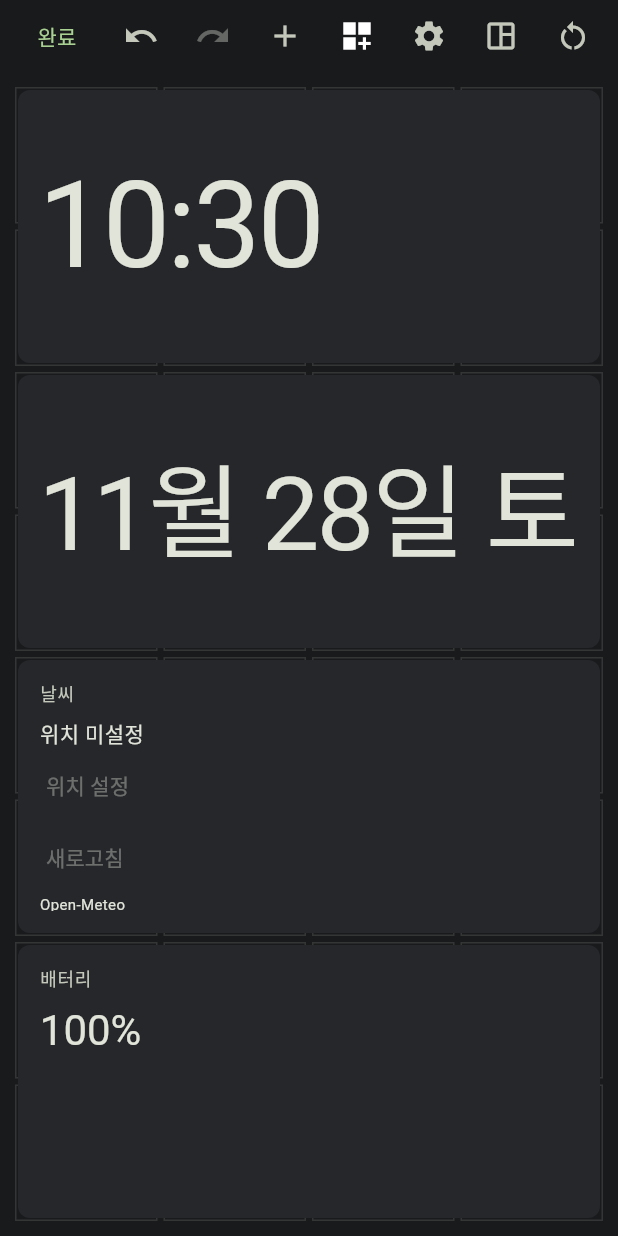
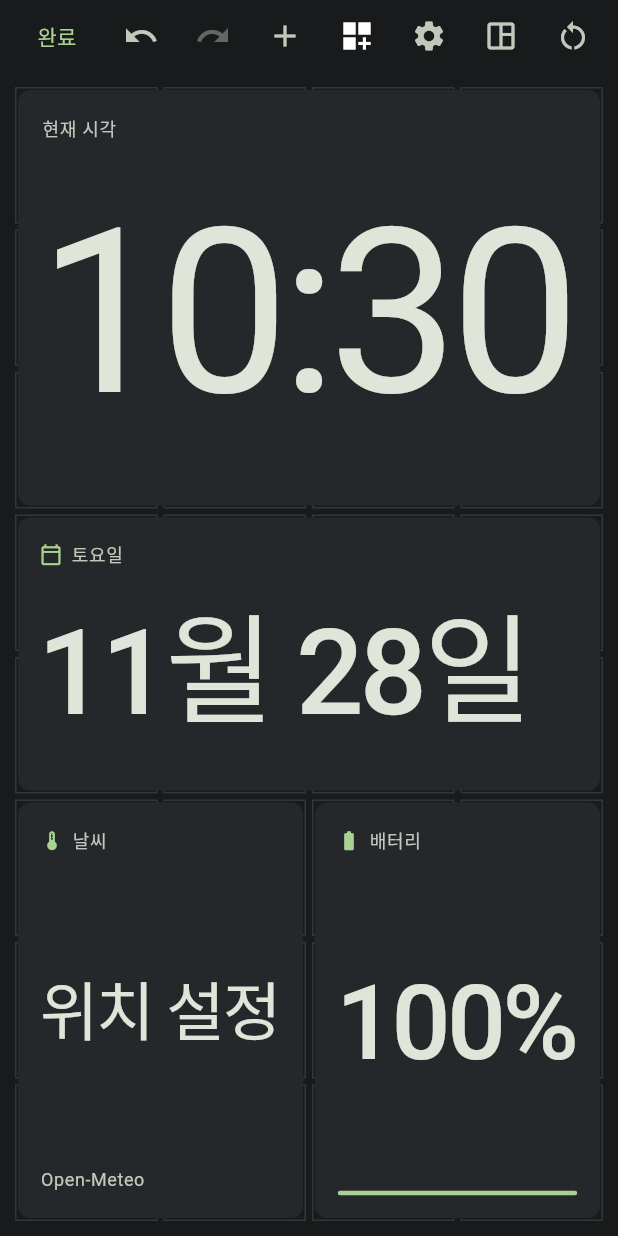
Before and after one commit to Dudozi-workshop/TEUMVIEW, a Flutter app: the screen it shows after launch, after a tap on "탁상 디스플레이", on a phone screen of 412 x 824 dp. Run offline on Flutter 3.47's test engine with Material 3 defaults, Android fonts, the phone set to English and light mode, and no system bars; our stand-ins replace battery_plus, file_picker, google_sign_in, image_picker, in_app_purchase, shared_preferences and 1 more; missing offline and left inert: screen_brightness.

Commit message:
Give desk readings a responsive hierarchy and prioritize upcoming agenda entries

```diff
--- a/lib/dashboard_content.dart
+++ b/lib/dashboard_content.dart
@@ -7,6 +7,7 @@ import 'package:battery_plus/battery_plus.dart';
 import 'package:image_picker/image_picker.dart';
 import 'package:path_provider/path_provider.dart';
 import 'layout.dart';
+import 'reading_card.dart';
 import 'weather.dart';
 import 'calendar_widgets.dart';
 
@@ -23,33 +24,103 @@ class _ContentState extends State<DashboardContent> {
   final battery=Battery();
   WeatherReading? weather; bool weatherBusy=false; bool weatherError=false;
   Future<void> refreshWeather() async {
-    final parts=saved.split(','); if(parts.length!=2||weatherBusy)return;
+    final location = saved;
+    final parts=location.split(','); if(parts.length!=2||weatherBusy)return;
     final lat=double.tryParse(parts[0]),lon=double.tryParse(parts[1]); if(lat==null||lon==null)return;
     setState(()=>weatherBusy=true);
-    try {final result=await fetchWeather(lat,lon); if(mounted&&saved==parts.join(','))setState((){weather=result;weatherError=false;});}
-    catch(_){if(mounted)setState(()=>weatherError=true);}
-    finally{if(mounted)setState(()=>weatherBusy=false);}
+    try {final result=await fetchWeather(lat,lon); if(mounted&&saved==location)setState((){weather=result;weatherError=false;});}
+    catch(_){if(mounted && saved == location)setState(()=>weatherError=true);}
+    finally {
+      if (mounted) {
+        setState(() => weatherBusy = false);
+        if (saved != location) unawaited(refreshWeather());
+      }
+    }
   }
   @override void initState(){super.initState();if(widget.tile.kind=='battery'){refresh();poll=Timer.periodic(const Duration(seconds:30),(_)=>refresh());}else if(widget.tile.kind=='weather'){refreshWeather();poll=Timer.periodic(const Duration(minutes:15),(_)=>refreshWeather());}}
   Future<void> refresh() async {try {final l=await battery.batteryLevel;final s=await battery.batteryState;if(mounted)setState((){level=l;batteryState=s;});}catch(_){if(mounted)setState(()=>level=null);}}
   @override void dispose(){poll?.cancel();super.dispose();}
   Future<void> save(String value) async {await widget.prefs.setString(storageKey,value);if(mounted)setState((){});}
-  Future<String?> prompt(String title,String initial) async {final controller=TextEditingController(text:initial);final result=await showDialog<String>(context:context,builder:(ctx)=>AlertDialog(title:Text(title),content:TextField(controller:controller,maxLines:3,autofocus:true),actions:[TextButton(onPressed:()=>Navigator.pop(ctx),child:const Text('취소')),TextButton(onPressed:()=>Navigator.pop(ctx,controller.text),child:const Text('저장'))]));controller.dispose();return result;}
+  Future<String?> prompt(String title, String initial) {
+    var value = initial;
+    return showDialog<String>(context: context, builder: (ctx) => AlertDialog(
+      title: Text(title),
+      content: TextFormField(initialValue: initial, maxLines: 3, autofocus: true,
+        onChanged: (text) => value = text),
+      actions: [
+        TextButton(onPressed: () => Navigator.pop(ctx), child: const Text('취소')),
+        TextButton(onPressed: () => Navigator.pop(ctx, value), child: const Text('저장')),
+      ],
+    ));
+  }
   List<Map<String,dynamic>> get tasks {try{return (jsonDecode(saved) as List).map((e)=>Map<String,dynamic>.from(e as Map)).toList();}catch(_){return [];}}
   Future<void> pickPhoto() async {try{final picked=await ImagePicker().pickImage(source:ImageSource.gallery);if(picked==null)return;final dir=await getApplicationDocumentsDirectory();final file=await File(picked.path).copy('${dir.path}/photo_${widget.tile.id}_${DateTime.now().microsecondsSinceEpoch}');await save(file.path);}catch(_){if(mounted)ScaffoldMessenger.of(context).showSnackBar(const SnackBar(content:Text('사진을 불러오지 못했습니다.')));}}
   String two(int n)=>n.toString().padLeft(2,'0');
-  Widget large(String value)=>Align(alignment:Alignment.centerLeft,child:FittedBox(fit:BoxFit.scaleDown,child:Text(value,maxLines:1,style:Theme.of(context).textTheme.displayLarge?.copyWith(fontSize:80,fontWeight:FontWeight.w400,letterSpacing:-2))));
+  Future<void> setWeatherLocation() async {
+    final value = await prompt('위도, 경도', saved);
+    if (value == null || !mounted) return;
+    final parts = value.split(',');
+    final lat = double.tryParse(parts.first.trim());
+    final lon = parts.length == 2 ? double.tryParse(parts.last.trim()) : null;
+    if (lat == null || lon == null || !lat.isFinite || !lon.isFinite ||
+        lat.abs() > 90 || lon.abs() > 180) {
+      ScaffoldMessenger.of(context).showSnackBar(const SnackBar(content: Text('위도와 경도를 확인해 주세요. 예: 37.57, 126.98')));
+      return;
+    }
+    await save('$lat,$lon');
+    if (!mounted) return;
+    setState(() { weather = null; weatherError = false; });
+    await refreshWeather();
+  }
+
+  Future<void> weatherOptions() async {
+    if (saved.isEmpty) {
+      await setWeatherLocation();
+      return;
+    }
+    final action = await showModalBottomSheet<String>(
+      context: context,
+      builder: (ctx) => SafeArea(child: ListView(shrinkWrap: true, children: [
+        ListTile(title: const Text('날씨'), subtitle: Text('Open-Meteo · $saved')),
+        ListTile(leading: const Icon(Icons.refresh), title: const Text('새로고침'),
+          enabled: !weatherBusy, onTap: () => Navigator.pop(ctx, 'refresh')),
+        ListTile(leading: const Icon(Icons.place_outlined), title: const Text('위치 설정'),
+          enabled: !weatherBusy, onTap: () => Navigator.pop(ctx, 'location')),
+      ])),
+    );
+    if (!mounted) return;
+    if (action == 'location') await setWeatherLocation();
+    if (action == 'refresh') await refreshWeather();
+  }
+
   Widget panel(String title,List<Widget> children)=>Column(crossAxisAlignment:CrossAxisAlignment.start,children:[Text(title,maxLines:1,overflow:TextOverflow.ellipsis,style:Theme.of(context).textTheme.labelMedium?.copyWith(color:Theme.of(context).colorScheme.onSurfaceVariant,fontWeight:FontWeight.w500)),const SizedBox(height:8),Expanded(child:ListView(padding:EdgeInsets.zero,children:children))]);
   Widget action(String text,VoidCallback callback)=>Align(alignment:Alignment.centerLeft,child:TextButton(style:TextButton.styleFrom(padding:const EdgeInsets.symmetric(horizontal:4,vertical:4),minimumSize:const Size(48,48)),onPressed:widget.editing?null:callback,child:Text(text)));
   @override Widget build(BuildContext context){final now=widget.now;switch(widget.tile.kind){
-    case 'clock':return large('${two(now.hour)}:${two(now.minute)}');
-    case 'date':return large('${now.month}월 ${now.day}일 ${['월','화','수','목','금','토','일'][now.weekday-1]}');
-    case 'weather':return panel('날씨',[if(weather!=null)...[Text('${weather!.temperature.round()}°',style:Theme.of(context).textTheme.headlineMedium),Text(weather!.description),Text('갱신 ${two(weather!.fetchedAt.hour)}:${two(weather!.fetchedAt.minute)}')],if(weatherBusy)const Text('갱신 중'),if(weatherError)const Text('갱신 실패'),if(weather==null&&!weatherBusy&&!weatherError)const Text('위치 미설정'),action('위치 설정',()async{final v=await prompt('위도,경도',saved);if(v==null)return;final p=v.split(',');if(p.length!=2)return;final a=double.tryParse(p[0]),b=double.tryParse(p[1]);if(a==null||b==null||!a.isFinite||!b.isFinite||a.abs()>90||b.abs()>180)return;await save('$a,$b');if(!mounted)return;setState(()=>weather=null);await refreshWeather();}),action('새로고침',refreshWeather),const Text('Open-Meteo',style:TextStyle(fontSize:10))]);
+    case 'clock':
+      return ReadingCard(label: '현재 시각',
+        value: '${two(now.hour)}:${two(now.minute)}', large: true);
+    case 'date':
+      final day = const ['월','화','수','목','금','토','일'][now.weekday - 1];
+      return ReadingCard(label: '$day요일', icon: Icons.calendar_today_outlined,
+        value: '${now.month}월 ${now.day}일');
+    case 'weather':
+      final reading = weather;
+      final state = weatherBusy ? '갱신 중' : weatherError ? '갱신 실패' : '위치 설정';
+      final detail = reading == null ? 'Open-Meteo' :
+        '${reading.description} · ${weatherError ? '갱신 실패' : "${two(reading.fetchedAt.hour)}:${two(reading.fetchedAt.minute)} 갱신"} · Open-Meteo';
+      return ReadingCard(label: '날씨', icon: Icons.thermostat_outlined,
+        value: reading == null ? state : '${reading.temperature.round()}°',
+        detail: detail, onTap: widget.editing ? null : weatherOptions);
     case 'agenda':return AgendaPanel(prefs:widget.prefs,editing:widget.editing);
     case 'calendar':final first=DateTime(now.year,now.month,1);final count=DateTime(now.year,now.month+1,0).day;return panel('${now.year}년 ${now.month}월',[for(var row=0;row<(count+first.weekday-1+6)~/7;row++) Row(children:[for(var col=0;col<7;col++) Expanded(child:Builder(builder:(_){final day=row*7+col-first.weekday+2;return Center(child:Text(day<1||day>count?'':'$day',style:TextStyle(fontSize:12,color:day==now.day?Theme.of(context).colorScheme.primary:null,fontWeight:day==now.day?FontWeight.bold:null)));}))])]);
     case 'memo':return panel('메모',[Text(saved.isEmpty?'메모 없음':saved),action('수정',()async{final v=await prompt('메모',saved);if(v!=null)await save(v);})]);
     case 'tasks':final items=tasks;return panel('할 일 ${items.where((e)=>e['done']==true).length}/${items.length}',[for(var i=0;i<items.length;i++) Row(children:[Checkbox(value:items[i]['done']==true,onChanged:widget.editing?null:(v){items[i]['done']=v;save(jsonEncode(items));}),Expanded(child:Text('${items[i]['text']}')),IconButton(onPressed:widget.editing?null:(){items.removeAt(i);save(jsonEncode(items));},icon:const Icon(Icons.close,size:16))]),action('추가',()async{final v=await prompt('할 일','');if(v!=null&&v.trim().isNotEmpty){items.add({'text':v.trim(),'done':false});await save(jsonEncode(items));}})]);
-    case 'battery':return panel('배터리',[Text(level==null?'확인 불가':'$level%',style:Theme.of(context).textTheme.headlineMedium),if(batteryState==BatteryState.charging)const Text('충전 중')]);
+    case 'battery':
+      final charging = batteryState == BatteryState.charging;
+      return ReadingCard(label: charging ? '배터리 · 충전 중' : '배터리',
+        icon: charging ? Icons.battery_charging_full : Icons.battery_std,
+        value: level == null ? '확인 불가' : '$level%',
+        fraction: level == null ? null : (level! / 100).clamp(0.0, 1.0).toDouble());
     case 'dday':final target=DateTime.tryParse(saved);final days=target==null?null:DateTime.utc(target.year,target.month,target.day).difference(DateTime.utc(now.year,now.month,now.day)).inDays;return panel('디데이',[Text(days==null?'목표일 미설정':days==0?'D-Day':days>0?'D-$days':'D+${-days}',style:Theme.of(context).textTheme.headlineMedium),action('목표일 설정',()async{final d=await showDatePicker(context:context,initialDate:now,firstDate:DateTime(1900),lastDate:DateTime(2100));if(d!=null)await save(d.toIso8601String());})]);
     case 'photo':return Column(children:[Expanded(child:saved.isEmpty?const Center(child:Text('사진 없음')):Image.file(File(saved),fit:BoxFit.contain,errorBuilder:(_,__,___)=>const Text('사진 없음'))),action('사진 선택',pickPhoto)]);
     default:return const SizedBox.shrink();
--- a/lib/layout.dart
+++ b/lib/layout.dart
@@ -28,6 +28,19 @@ class Board {
       _ => <String>[],
     };
     if(kinds.isEmpty) return defaults(wide);
+    if (kind == 'desk') {
+      return wide ? Board(8, 4, const [
+        Tile('preset_clock', 'clock', 0, 0, 4, 4),
+        Tile('preset_date', 'date', 4, 0, 4, 2),
+        Tile('preset_weather', 'weather', 4, 2, 2, 2),
+        Tile('preset_battery', 'battery', 6, 2, 2, 2),
+      ]) : Board(4, 8, const [
+        Tile('preset_clock', 'clock', 0, 0, 4, 3),
+        Tile('preset_date', 'date', 0, 3, 4, 2),
+        Tile('preset_weather', 'weather', 0, 5, 2, 3),
+        Tile('preset_battery', 'battery', 2, 5, 2, 3),
+      ]);
+    }
     return Board(wide?8:4,wide?4:8,[
       for(var i=0;i<kinds.length;i++)
         Tile('preset_${kinds[i]}',kinds[i],wide?(i%2)*4:0,wide?(i~/2)*2:i*2,4,2),
--- /dev/null
+++ b/lib/reading_card.dart
@@ -0,0 +1,120 @@
+import 'dart:ui' show FontFeature;
+
+import 'package:flutter/material.dart';
+
+/// A single reading takes precedence when a dashboard tile is resized.
+class ReadingCard extends StatelessWidget {
+  const ReadingCard({
+    super.key,
+    required this.label,
+    required this.value,
+    this.icon,
+    this.detail,
+    this.fraction,
+    this.onTap,
+    this.large = false,
+  });
+
+  final String label, value;
+  final String? detail;
+  final IconData? icon;
+  final double? fraction;
+  final VoidCallback? onTap;
+  final bool large;
+
+  @override
+  Widget build(BuildContext context) {
+    final theme = Theme.of(context);
+    final colors = theme.colorScheme;
+    return Semantics(
+      label: [label, value, if (detail != null) detail!].join(', '),
+      button: onTap != null,
+      onTap: onTap,
+      excludeSemantics: true,
+      child: InkWell(
+        onTap: onTap,
+        child: LayoutBuilder(
+          builder: (context, bounds) {
+            final header = bounds.maxHeight >= 62 && bounds.maxWidth >= 60;
+            final footer = detail != null && bounds.maxHeight >= 92;
+            final fontSize = (bounds.maxHeight * (large ? 0.78 : 0.52))
+                .clamp(24.0, large ? 210.0 : 100.0)
+                .toDouble();
+            return Column(
+              crossAxisAlignment: CrossAxisAlignment.stretch,
+              children: [
+                if (header)
+                  SizedBox(
+                    height: 20,
+                    child: FittedBox(
+                      fit: BoxFit.scaleDown,
+                      alignment: Alignment.centerLeft,
+                      child: Row(
+                        mainAxisSize: MainAxisSize.min,
+                        children: [
+                          if (icon != null) ...[
+                            Icon(icon, size: 15, color: colors.primary),
+                            const SizedBox(width: 6),
+                          ],
+                          Text(
+                            label,
+                            style: theme.textTheme.labelMedium?.copyWith(
+                              color: colors.onSurfaceVariant,
+                            ),
+                          ),
+                          if (onTap != null)
+                            Icon(
+                              Icons.chevron_right,
+                              size: 16,
+                              color: colors.onSurfaceVariant,
+                            ),
+                        ],
+                      ),
+                    ),
+                  ),
+                Expanded(
+                  child: FittedBox(
+                    fit: BoxFit.scaleDown,
+                    alignment: Alignment.centerLeft,
+                    child: Text(
+                      value,
+                      maxLines: 1,
+                      style: theme.textTheme.displayLarge?.copyWith(
+                        fontSize: fontSize,
+                        height: 1.05,
+                        color: colors.onSurface,
+                        letterSpacing: -fontSize * 0.035,
+                        fontWeight: large ? FontWeight.w400 : FontWeight.w500,
+                        fontFeatures: const [FontFeature.tabularFigures()],
+                      ),
+                    ),
+                  ),
+                ),
+                if (fraction != null && bounds.maxHeight >= 42)
+                  LinearProgressIndicator(
+                    value: fraction,
+                    minHeight: 3,
+                    borderRadius: BorderRadius.circular(2),
+                  ),
+                if (footer)
+                  SizedBox(
+                    height: 20,
+                    child: FittedBox(
+                      fit: BoxFit.scaleDown,
+                      alignment: Alignment.centerLeft,
+                      child: Text(
+                        detail!,
+                        style: theme.textTheme.bodySmall?.copyWith(
+                          color: colors.onSurfaceVariant,
+                        ),
+                      ),
+                    ),
+                  ),
+              ],
+            );
+          },
+        ),
+      ),
+    );
+  }
+}
```
Also changed, not shown: lib/calendar_widgets.dart (+60 -17 lines), 1 other file.
